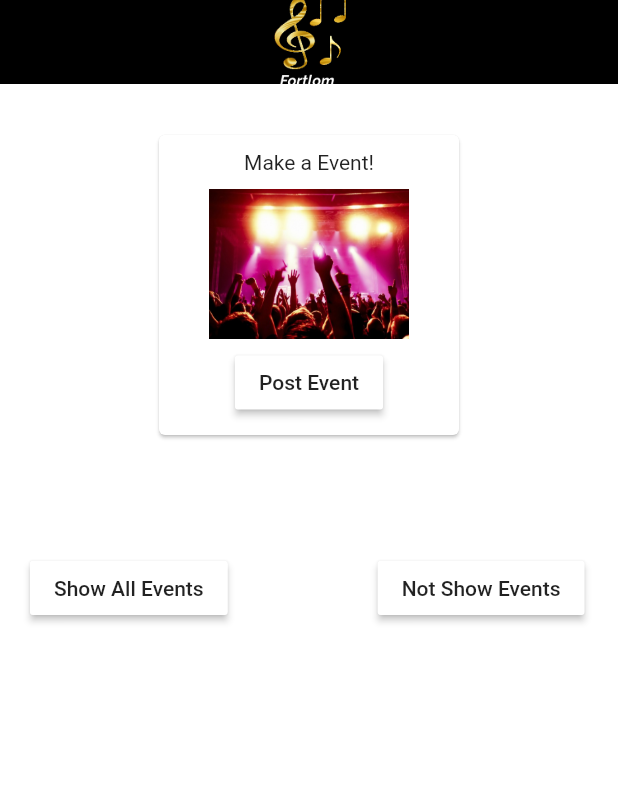
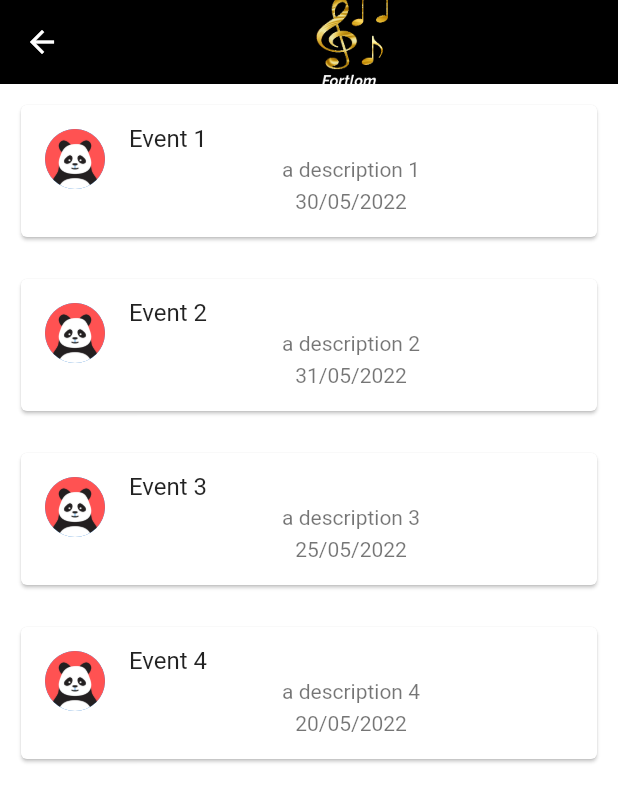
Before and after one commit to eduperaltas/fortloom, a Flutter app: the screen it shows after launch, after a tap on "Show All Events", on a phone screen of 412 x 824 dp. Shown: the top 802 px of the screen. Run offline on Flutter 3.47's test engine with Material 2 defaults, Android fonts, the phone set to English and light mode, and no system bars; our stand-ins replace equatable, flutter_bloc, page_transition, rxdart.

Commit message:
Final part of design of events section

```diff
--- a/lib/domain/entities/event.dart
+++ b/lib/domain/entities/event.dart
@@ -0,0 +1,12 @@
+class Event{
+  String eventName;
+  String eventDescription;
+  String date;
+
+  Event({
+    this.eventName = '',
+    this.eventDescription = '',
+    this.date = ''
+  });
+
+}
--- a/lib/main.dart
+++ b/lib/main.dart
@@ -1,6 +1,7 @@
 import 'package:flutter/material.dart';
+import 'package:fortloom/presentation/views/event/eventlistview.dart';
 import 'package:fortloom/presentation/views/login_register/login.dart';
-import 'package:fortloom/presentation/views/event/eventview.dart';
+import 'package:fortloom/presentation/views/event/eventmainview.dart';
 
 void main() {
   runApp(const MyApp());
@@ -27,7 +28,7 @@ class MyApp extends StatelessWidget {
         // is not restarted.
         primarySwatch: Colors.blue,
       ),
-      home: Event(),
+      home: EventMainView(),
     );
   }
 }
--- /dev/null
+++ b/lib/presentation/views/event/eventlistview.dart
@@ -0,0 +1,56 @@
+import 'package:fortloom/core/framework/globals.dart';
+import 'package:fortloom/presentation/widgets/screenBase.dart';
+import 'package:fortloom/presentation/widgets/sideBar/navigationBloc.dart';
+import 'package:flutter/material.dart';
+import 'package:fortloom/domain/entities/event.dart';
+
+class EventListView extends StatefulWidget {
+  const EventListView({Key? key}) : super(key: key);
+
+  @override
+  State<EventListView> createState() => _EventListViewState();
+}
+
+class _EventListViewState extends State<EventListView> {
+  List<Event> events = [
+    Event(eventName: 'Event 1',eventDescription: 'a description 1',date: '30/05/2022'),
+    Event(eventName: 'Event 2',eventDescription: 'a description 2',date: '31/05/2022'),
+    Event(eventName: 'Event 3',eventDescription: 'a description 3',date: '25/05/2022'),
+    Event(eventName: 'Event 4',eventDescription: 'a description 4',date: '20/05/2022')
+  ];
+
+  @override
+  Widget build(BuildContext context) {
+    return ScreenBase(
+      body: ShowListEvents(),
+    );
+  }
+
+  Widget ShowListEvents(){
+    return ListView.builder(
+        itemCount: events.length,
+        itemBuilder: (BuildContext context,int index){
+          return Padding(
+              padding: EdgeInsets.all(10),
+              child: Card(
+                  child: ListTile(
+                    onTap: (){},
+                    title: Text(events[index].eventName),
+                    subtitle: Column(
+                        children: <Widget>[
+                          Text(events[index].eventDescription),
+                          SizedBox(height: 5,),
+                          Text(events[index].date)
+                        ],
+                    ),
+                    isThreeLine: true,
+                    leading: CircleAvatar(
+                      backgroundImage: AssetImage('assets/imgs/avatar_example.png'),
+                    ),
+                  )
+              )
+          );
+        }
+    );
+  }
+}
--- a/lib/presentation/views/event/eventview.dart
+++ b/lib/presentation/views/event/eventmainview.dart
@@ -2,15 +2,17 @@ import 'package:fortloom/core/framework/globals.dart';
 import 'package:fortloom/presentation/widgets/screenBase.dart';
 import 'package:fortloom/presentation/widgets/sideBar/navigationBloc.dart';
 import 'package:flutter/material.dart';
+import 'package:fortloom/domain/entities/event.dart';
+import 'package:fortloom/presentation/views/event/eventlistview.dart';
 
-class Event extends StatefulWidget {
-  const Event({Key? key}) : super(key: key);
+class EventMainView extends StatefulWidget {
+  const EventMainView({Key? key}) : super(key: key);
 
   @override
-  State<Event> createState() => _EventState();
+  State<EventMainView> createState() => _EventState();
 }
 
-class _EventState extends State<Event> {
+class _EventState extends State<EventMainView> {
 
   bool post = false;
 
@@ -19,13 +21,13 @@ class _EventState extends State<Event> {
     return ScreenBase(
       body:Center(
           child:Container(
-              child:Column(
+            child: Column(
                 children: <Widget>[
-                    SizedBox(height: 30,),
+                  SizedBox(height: 10,),
                   CardMainEvent(),
-                    SizedBox(height: 30,),
+                  SizedBox(height: 10,),
                   ShowForm(),
-                    SizedBox(height: 20,),
+                  SizedBox(height: 10,),
                   ShowButtons()
                 ]
             )
@@ -129,21 +131,17 @@ class _EventState extends State<Event> {
   }
 
   Widget ShowButtons(){
-    return Row(
-      children: <Widget>[
-        SizedBox(width: 20,),
-        RaisedButton(
-            onPressed: (){},
+    return Center(
+          child: RaisedButton(
+              onPressed: (){
+                Navigator.push(
+                  context,
+                  MaterialPageRoute(builder: (context) => EventListView())
+                );
+              },
               child: Text("Show All Events"),
               color:Colors.white
           ),
-        SizedBox(width: 100,),
-        RaisedButton(
-            onPressed: (){},
-            child: Text("Not Show Events"),
-            color:Colors.white
-        ),
-      ],
         );
   }
 
```
Also changed, not shown: assets/imgs/avatar_example.png (added). Lines whose indentation alone changed are shown as unchanged.
